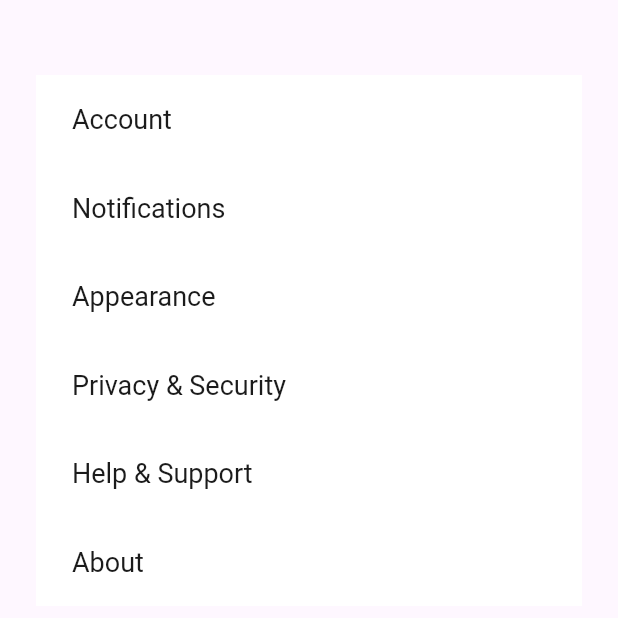
After one commit to adnankovacevic/riverpod_boilerplate, a Flutter app: the SettingsView screen opened directly, on a phone screen of 412 x 824 dp, the top half of it. The commit adds this screen. Run offline on Flutter 3.47's test engine with Material 3 defaults, Android fonts, the phone set to English and light mode, and no system bars; drawn by our look-alikes of settings_ui; our stand-ins replace dio, equatable, flutter_riverpod, freezed_annotation, go_router, iconsax_plus and 1 more.

Commit message:
Add SettingsView

```diff
--- /dev/null
+++ b/lib/features/settings/views/settings_view.dart
@@ -0,0 +1,74 @@
+import 'package:flutter/material.dart';
+import 'package:settings_ui/settings_ui.dart';
+
+class SettingsView extends StatelessWidget {
+  const SettingsView({super.key});
+
+  @override
+  Widget build(BuildContext context) {
+    return Scaffold(
+      body: Padding(
+        padding: const EdgeInsets.only(top: 50, left: 24, right: 24),
+        child: SettingsList(
+          shrinkWrap: false,
+          contentPadding: const EdgeInsets.all(0),
+          lightTheme: const SettingsThemeData(
+            settingsListBackground: Colors.transparent,
+            settingsSectionBackground: Colors.white,
+            // trailingTextColor: context.theme.primaryColor,
+          ),
+          sections: [
+            SettingsSection(
+              margin: const EdgeInsetsDirectional.symmetric(
+                  vertical: 10, horizontal: 0),
+              tiles: <SettingsTile>[
+                SettingsTile.navigation(
+                  trailing: const SizedBox.shrink(),
+                  title: const Text(
+                    "Account",
+                    // style: context.textTheme.bodyMedium,
+                  ),
+                ),
+                SettingsTile.navigation(
+                  trailing: const SizedBox.shrink(),
+                  title: const Text(
+                    "Notifications",
+                    // style: context.textTheme.bodyMedium,
+                  ),
+                ),
+                SettingsTile.navigation(
+                  trailing: const SizedBox.shrink(),
+                  title: const Text(
+                    "Appearance",
+                    // style: context.textTheme.bodyMedium,
+                  ),
+                ),
+                SettingsTile.navigation(
+                  trailing: const SizedBox.shrink(),
+                  title: const Text(
+                    "Privacy & Security",
+                    // style: context.textTheme.bodyMedium,
+                  ),
+                ),
+                SettingsTile.navigation(
+                  trailing: const SizedBox.shrink(),
+                  title: const Text(
+                    "Help & Support",
+                    // style: context.textTheme.bodyMedium,
+                  ),
+                ),
+                SettingsTile.navigation(
+                  trailing: const SizedBox.shrink(),
+                  title: const Text(
+                    "About",
+                    // style: context.textTheme.bodyMedium,
+                  ),
+                ),
+              ],
+            ),
+          ],
+        ),
+      ),
+    );
+  }
+}
--- a/lib/shared/routes/app_pages.dart
+++ b/lib/shared/routes/app_pages.dart
@@ -1,6 +1,7 @@
 import 'package:flutter_riverpod/flutter_riverpod.dart';
 import 'package:riverpod_boilerplate/features/authentication/views/login_view.dart';
 import 'package:riverpod_boilerplate/features/root/views/root_view.dart';
+import 'package:riverpod_boilerplate/features/settings/views/settings_view.dart';
 import 'package:riverpod_boilerplate/features/splash/views/splash_view.dart';
 import 'package:go_router/go_router.dart';
 
@@ -42,7 +43,7 @@ final routerProvider = Provider<GoRouter>((ref) {
       GoRoute(
         path: RoutePath.settings,
         name: RoutePath.settings,
-        builder: (context, state) => const SplashView(),
+        builder: (context, state) => const SettingsView(),
       ),
       GoRoute(
         path: RoutePath.login,
--- a/pubspec.yaml
+++ b/pubspec.yaml
@@ -28,6 +28,7 @@ dependencies:
   flutter_gen_runner: ^5.4.0
   iconsax_plus: ^1.0.0
   go_router: ^14.0.2
+  settings_ui: ^2.0.2
 
 dev_dependencies:
   flutter_test:
```
Also changed, not shown: pubspec.lock.
